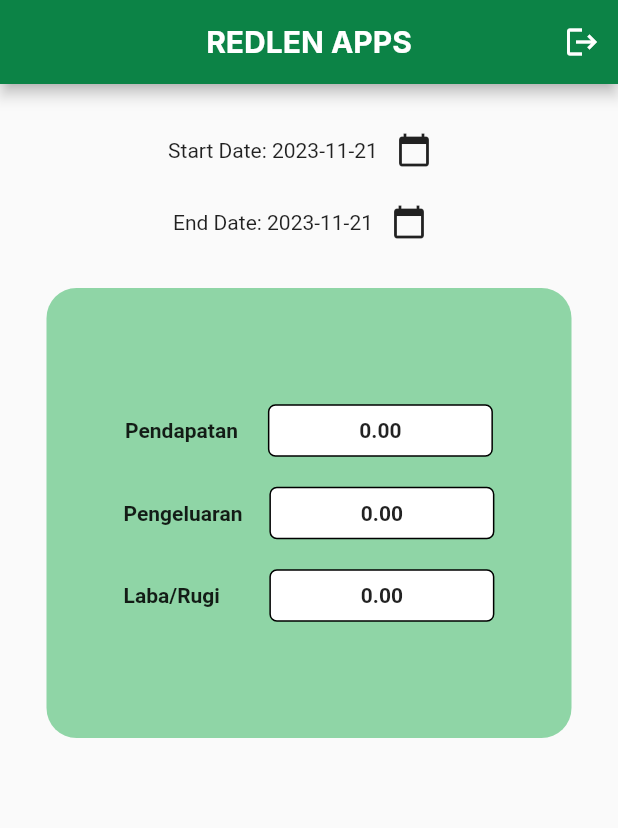
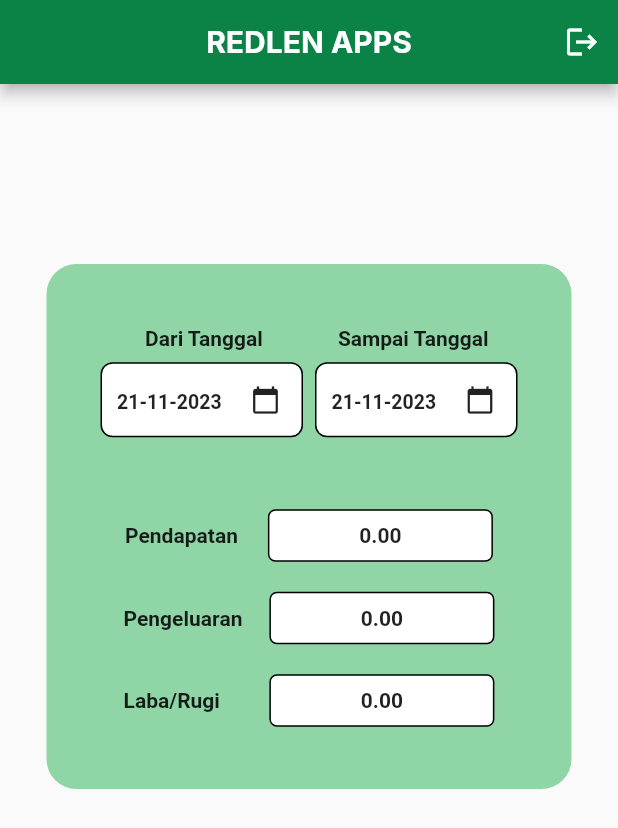
Before and after one commit to eunannana/redlenshoescleaning, a Flutter app: the DataLaporan screen opened directly, on a phone screen of 412 x 824 dp. Shown: the top 828 px of the screen. Run offline on Flutter 3.47's test engine with Material 2 defaults, Android fonts, the phone set to English and light mode, and no system bars; our stand-ins replace cloud_firestore, firebase_auth, firebase_core, google_fonts; accounts and stored records are empty.

Commit message:
Mengubah Layout DateTimePicker

```diff
--- a/lib/controller/datalaporan.dart
+++ b/lib/controller/datalaporan.dart
@@ -19,7 +19,7 @@ class _DataLaporanState extends State<DataLaporan> {
   final PendapatanController pendapatanController = PendapatanController();
   final PengeluaranController pengeluaranController = PengeluaranController();
 
-    // Add a flag to check if it's the first page load
+  // Add a flag to check if it's the first page load
   bool isFirstLoad = true;
 
   // Add DateTime variables for StartDate and EndDate
@@ -111,47 +111,13 @@ class _DataLaporanState extends State<DataLaporan> {
           padding: const EdgeInsets.all(20),
           child: Column(
             children: [
-              // Add StartDate selection
-              Row(
-                mainAxisAlignment: MainAxisAlignment.center,
-                children: [
-                  Text(
-                      'Start Date: ${DateFormat('yyyy-MM-dd').format(startDate)}'),
-                  IconButton(
-                    icon: const Icon(Icons.calendar_today),
-                    onPressed: () => _selectStartDate(context),
-                  ),
-                ],
-              ),
-              // Add EndDate selection
-              Row(
-                mainAxisAlignment: MainAxisAlignment.center,
-                children: [
-                  Text('End Date: ${DateFormat('yyyy-MM-dd').format(endDate)}'),
-                  IconButton(
-                    icon: const Icon(Icons.calendar_today),
-                    onPressed: () => _selectEndDate(context),
-                  ),
-                ],
-              ),
-              const SizedBox(height: 20),
-              // FutureBuilder<List<String>>(
-              //   future: Future.wait([
-              //     getTotalPengeluaran(),
-              //     getTotalPendapatan(),
-              //   ]),
-              //   builder: (context, snapshot) {
-              //     if (snapshot.hasData) {
-              //       final List<String> data = snapshot.data!;
-              //       final String totalPengeluaran = data[0];
-              //       final String totalPendapatan = data[1];
-
-              //       double laba = double.parse(totalPendapatan) -
-              //           double.parse(totalPengeluaran);
-              // Modify the FutureBuilder to use filtered data
+              const SizedBox(height: 100),
               FutureBuilder<List<String>>(
                 future: isFirstLoad
-                    ? Future.wait([getTotalPengeluaran(),getTotalPendapatan()])  // Fetch all data for the first time
+                    ? Future.wait([
+                        getTotalPengeluaran(),
+                        getTotalPendapatan()
+                      ]) // Fetch all data for the first time
                     : getFilteredData(startDate, endDate),
                 builder: (context, snapshot) {
                   if (snapshot.hasData) {
@@ -164,7 +130,7 @@ class _DataLaporanState extends State<DataLaporan> {
 
                     return Container(
                       width: 350,
-                      height: 300,
+                      height: 350,
                       decoration: BoxDecoration(
                         color: const Color(0xff8fd5a6),
                         borderRadius: BorderRadius.circular(20),
@@ -173,6 +139,126 @@ class _DataLaporanState extends State<DataLaporan> {
                         child: Column(
                           mainAxisAlignment: MainAxisAlignment.center,
                           children: [
+                            const Row(
+                              mainAxisAlignment: MainAxisAlignment.center,
+                              children: [
+                                Text(
+                                  '   Dari Tanggal',
+                                  style: TextStyle(fontWeight: FontWeight.bold),
+                                ),
+                                SizedBox(
+                                  width: 50,
+                                ),
+                                Text(
+                                  'Sampai Tanggal',
+                                  style: TextStyle(fontWeight: FontWeight.bold),
+                                ),
+                              ],
+                            ),
+                            Row(
+                              mainAxisAlignment: MainAxisAlignment.center,
+                              children: [
+                                // Start Date
+                                Container(
+                                  margin: const EdgeInsets.symmetric(
+                                      vertical: 8.0, horizontal: 4.0),
+                                  padding: const EdgeInsets.only(left: 10),
+                                  decoration: BoxDecoration(
+                                    color: Colors.white,
+                                    border: Border.all(color: Colors.black),
+                                    borderRadius: BorderRadius.circular(8.0),
+                                  ),
+                                  child: Align(
+                                    alignment: Alignment.center,
+                                    child: Row(
+                                      mainAxisAlignment:
+                                          MainAxisAlignment.center,
+                                      children: [
+                                        SizedBox(
+                                          width:
+                                              75, // Adjust the width according to your preference
+                                          height: 25,
+                                          child: TextFormField(
+                                            readOnly: true,
+                                            controller: TextEditingController(
+                                              text: DateFormat('dd-MM-yyyy')
+                                                  .format(startDate),
+                                            ),
+                                            onTap: () =>
+                                                _selectStartDate(context),
+                                            style: const TextStyle(
+                                              fontSize: 13,
+                                              fontWeight: FontWeight.bold,
+                                            ),
+                                            decoration: const InputDecoration(
+                                              border: InputBorder.none,
+                                            ),
+                                          ),
+                                        ),
+                                        IconButton(
+                                          icon: const Icon(
+                                            Icons.calendar_today,
+                                            size: 20.0,
+                                          ),
+                                          onPressed: () =>
+                                              _selectStartDate(context),
+                                        ),
+                                      ],
+                                    ),
+                                  ),
+                                ),
+                                // End Date
+                                Container(
+                                  margin: const EdgeInsets.symmetric(
+                                      vertical: 8.0, horizontal: 4.0),
+                                  padding: const EdgeInsets.only(left: 10),
+                                  decoration: BoxDecoration(
+                                    color: Colors.white,
+                                    border: Border.all(color: Colors.black),
+                                    borderRadius: BorderRadius.circular(8.0),
+                                  ),
+                                  child: Align(
+                                    alignment: Alignment.center,
+                                    child: Row(
+                                      mainAxisAlignment:
+                                          MainAxisAlignment.center,
+                                      children: [
+                                        SizedBox(
+                                          width:
+                                              75, // Adjust the width according to your preference
+                                          height: 25,
+                                          child: TextFormField(
+                                            readOnly: true,
+                                            controller: TextEditingController(
+                                              text: DateFormat('dd-MM-yyyy')
+                                                  .format(endDate),
+                                            ),
+                                            onTap: () =>
+                                                _selectEndDate(context),
+                                            style: const TextStyle(
+                                              fontSize: 13,
+                                              fontWeight: FontWeight.bold,
+                                            ),
+                                            decoration: const InputDecoration(
+                                              border: InputBorder.none,
+                                            ),
+                                          ),
+                                        ),
+                                        IconButton(
+                                          icon: const Icon(
+                                            Icons.calendar_today,
+                                            size: 20.0,
+                                          ),
+                                          onPressed: () =>
+                                              _selectEndDate(context),
+                                        ),
+                                      ],
+                                    ),
+                                  ),
+                                ),
+                              ],
+                            ),
+                            const SizedBox(height: 40),
                             Row(
                               mainAxisAlignment: MainAxisAlignment.center,
                               children: [
--- a/lib/view/pendapatan/pendapatan.dart
+++ b/lib/view/pendapatan/pendapatan.dart
@@ -23,12 +23,6 @@ class _PendapatanState extends State<Pendapatan> {
     penc.getPendapatan();
     super.initState();
   }
-
-  // @override
-  // void dispose() {
-  //   penc.dispose();
-  //   super.dispose();
-  // }
 
   @override
   Widget build(BuildContext context) {
```
Also changed, not shown: lib/controller/pendapatancontroller.dart (+5 -51 lines).
